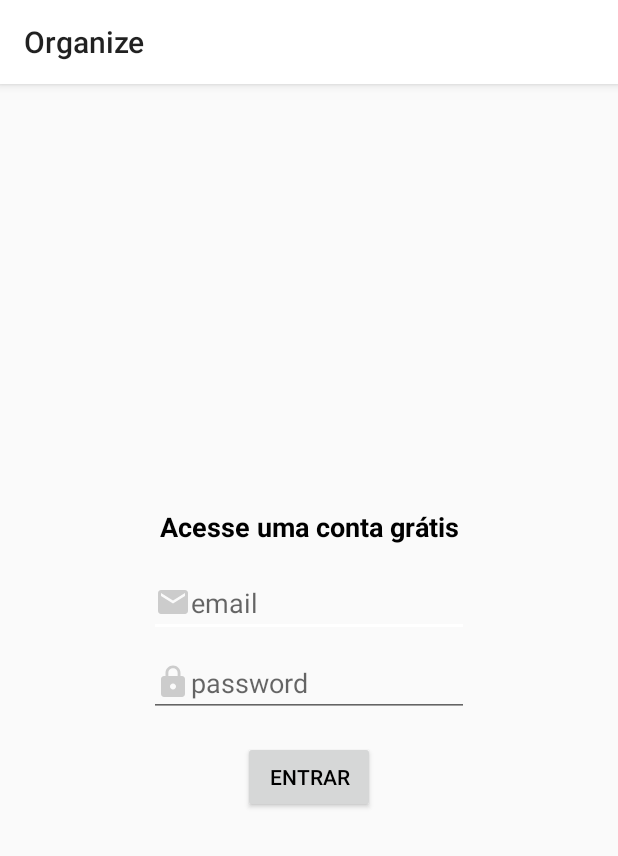
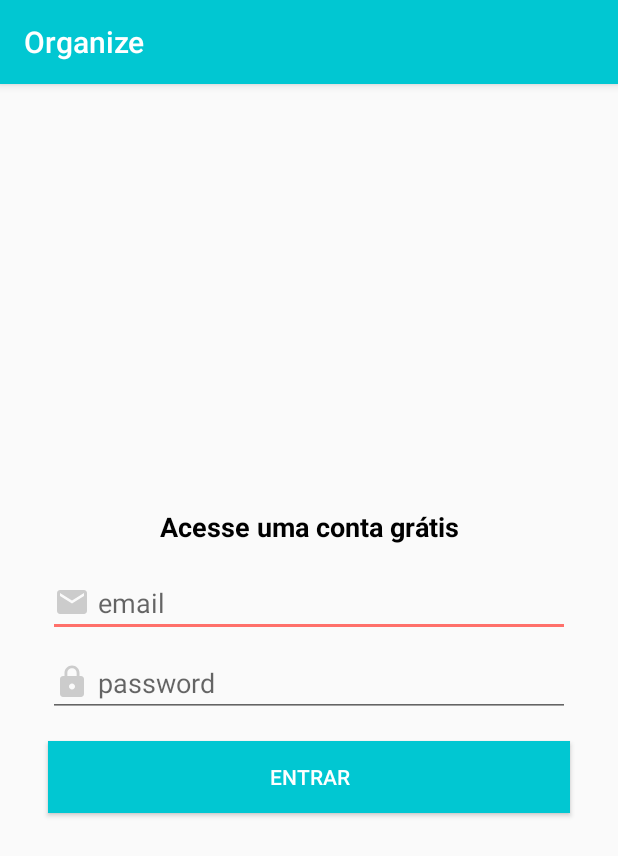
Before and after one commit to AndrewMarques2018/Organize-Aplicativo-Android, an Android app: the LoginActivity screen opened directly, with no data from a screen before it, on a phone screen of 412 x 824 dp. Shown: the top 856 px of the screen. Run offline under Robolectric (Android 15) with nearby library versions, the phone set to English and light mode, and no system bars.

Commit message:
Style
colors

```diff
--- a/Organize/app/src/main/res/layout/activity_login.xml
+++ b/Organize/app/src/main/res/layout/activity_login.xml
@@ -24,40 +24,51 @@
 
     <EditText
         android:id="@+id/editTextTextPersonName4"
-        android:textColor="@color/colorTextSlider"
-        android:layout_width="wrap_content"
+        android:layout_width="0dp"
         android:layout_height="wrap_content"
+        android:layout_marginStart="32dp"
+        android:layout_marginEnd="32dp"
         android:drawableLeft="@drawable/ic_email"
+        android:drawablePadding="5dp"
         android:ems="10"
         android:hint="email"
         android:inputType="textPersonName|textEmailAddress"
+        android:textColor="@color/colorTextSlider"
         app:layout_constraintBottom_toTopOf="@+id/editTextTextPersonName5"
         app:layout_constraintEnd_toEndOf="parent"
         app:layout_constraintStart_toStartOf="parent"
-        app:layout_constraintTop_toBottomOf="@+id/textView7" />
+        app:layout_constraintTop_toBottomOf="@+id/textView7"
+        tools:ignore="TouchTargetSizeCheck" />
 
     <EditText
-        android:textColor="@color/colorTextSlider"
         android:id="@+id/editTextTextPersonName5"
-        android:layout_width="wrap_content"
+        android:layout_width="0dp"
         android:layout_height="wrap_content"
+        android:layout_marginStart="32dp"
         android:layout_marginTop="8dp"
+        android:layout_marginEnd="32dp"
         android:drawableLeft="@drawable/ic_lock"
+        android:drawablePadding="5dp"
         android:ems="10"
         android:hint="password"
         android:inputType="textPersonName|textPassword"
+        android:textColor="@color/colorTextSlider"
         app:layout_constraintBottom_toTopOf="@+id/button3"
         app:layout_constraintEnd_toEndOf="parent"
         app:layout_constraintStart_toStartOf="parent"
-        app:layout_constraintTop_toBottomOf="@+id/editTextTextPersonName4" />
+        app:layout_constraintTop_toBottomOf="@+id/editTextTextPersonName4"
+        tools:ignore="TouchTargetSizeCheck" />
 
     <Button
         android:id="@+id/button3"
-        android:layout_width="wrap_content"
+        android:layout_width="match_parent"
         android:layout_height="wrap_content"
+        android:layout_marginStart="32dp"
         android:layout_marginTop="16dp"
+        android:layout_marginEnd="32dp"
+        android:background="@color/colorPrimary"
         android:text="Entrar"
-        android:textColor="@color/colorTextSlider"
+        android:textColor="@color/colorBackGround"
         app:layout_constraintBottom_toBottomOf="parent"
         app:layout_constraintEnd_toEndOf="parent"
         app:layout_constraintStart_toStartOf="parent"
--- a/Organize/app/src/main/res/layout/intro_cadastro.xml
+++ b/Organize/app/src/main/res/layout/intro_cadastro.xml
@@ -35,13 +35,17 @@
 
     <Button
         android:id="@+id/button"
-        android:layout_width="wrap_content"
+        android:layout_width="0dp"
         android:layout_height="wrap_content"
+        android:layout_marginStart="32dp"
         android:layout_marginTop="32dp"
+        android:layout_marginEnd="32dp"
         android:layout_marginBottom="8dp"
+        android:backgroundTint="@color/colorPrimary"
         android:onClick="btCadastrar"
         android:text="Cadastre-se"
         android:textAlignment="center"
+        android:textColor="@color/colorBackGround"
         android:textStyle="bold"
         app:layout_constraintBottom_toTopOf="@+id/textView6"
         app:layout_constraintEnd_toEndOf="parent"
--- a/Organize/app/src/main/res/values/colors.xml
+++ b/Organize/app/src/main/res/values/colors.xml
@@ -1,9 +1,10 @@
 <?xml version="1.0" encoding="utf-8"?>
 <resources>
 
-    <color name="colorPrimary">#ffffff</color>
-    <color name="colorPrimaryDark">#ffffff</color>
-    <color name="colorAccent">#ffffff</color>
+    <color name="colorPrimary">#01c7d2</color>
+    <color name="colorPrimaryDark">#00b2bc</color>
+    <color name="colorAccent">#ff706a</color>
+
     <color name="colorBackGround">@android:color/white</color>
     <color name="colorTextSlider">#000000</color>
     <color name="colorCinza">#cccccc</color>
--- a/Organize/app/src/main/res/values/themes.xml
+++ b/Organize/app/src/main/res/values/themes.xml
@@ -5,6 +5,7 @@
         <item name="colorPrimary">@color/colorPrimary</item>
         <item name="colorPrimaryDark">@color/colorPrimaryDark</item>
         <item name="colorAccent">@color/colorAccent</item>
+        <item name="titleTextColor">@android:color/white</item>
         <!-- Customize your theme here. -->
     </style>
 </resources>
```
Also changed, not shown: Organize/app/src/main/res/layout/activity_cadastro.xml (+19 -7 lines), 2 other files.
